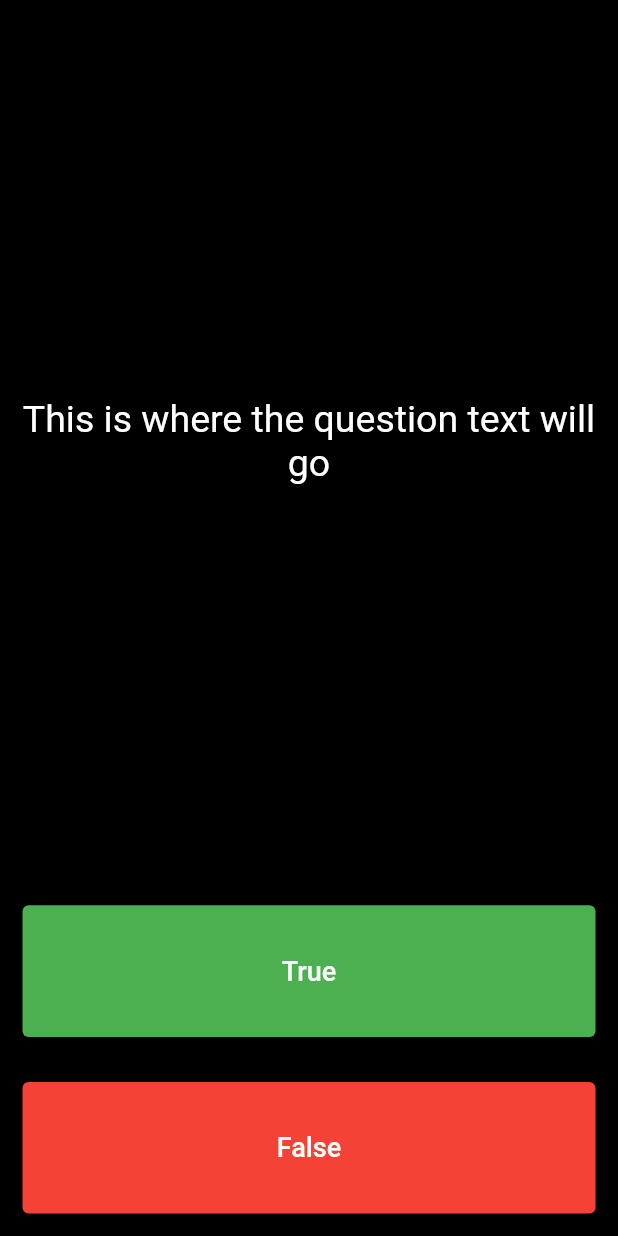
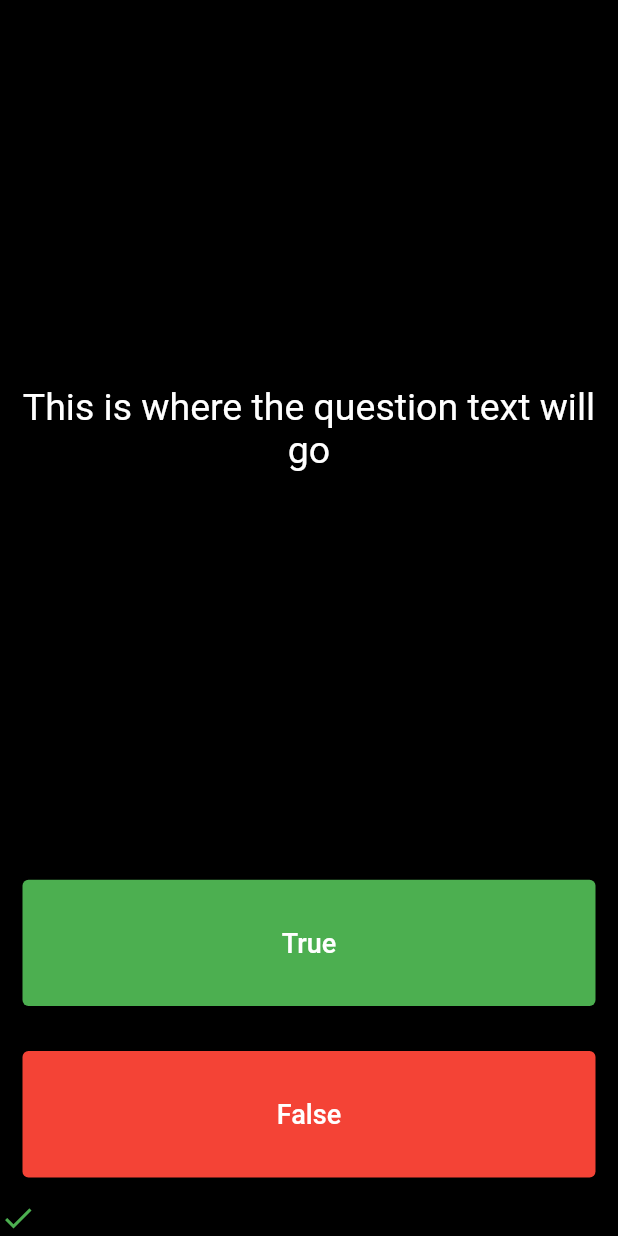
Before and after one commit to taifur-rahaman/quiz_app_flutter, a Flutter app: the screen it shows after launch, after a tap on "True", on a phone screen of 412 x 824 dp. Run offline on Flutter 3.47's test engine with Material 2 defaults, Android fonts, the phone set to English and light mode, and no system bars.

```diff
--- a/lib/quiz.dart
+++ b/lib/quiz.dart
@@ -1,11 +1,17 @@
 import 'package:flutter/material.dart';
 
-class QuizMain extends StatelessWidget {
+class QuizMain extends StatefulWidget {
+  @override
+  _QuizMainState createState() => _QuizMainState();
+}
+
+class _QuizMainState extends State<QuizMain> {
+  List<Widget> scoreKeeper = [];
+
   @override
   Widget build(BuildContext context) {
     return Scaffold(
-      body: SafeArea(
-        child: Column(
+      body: Column(
         mainAxisAlignment: MainAxisAlignment.spaceBetween,
         crossAxisAlignment: CrossAxisAlignment.stretch,
         children: <Widget>[
@@ -38,7 +44,18 @@ class QuizMain extends StatelessWidget {
                     fontSize: 18,
                   ),
                 ),
-                  onPressed: () {},
+                onPressed: () {
+                  setState(
+                    () {
+                      scoreKeeper.add(
+                        Icon(
+                          Icons.check,
+                          color: Colors.green,
+                        ),
+                      );
+                    },
+                  );
+                },
                 style: TextButton.styleFrom(
                   backgroundColor: Colors.green,
                 ),
@@ -56,15 +73,26 @@ class QuizMain extends StatelessWidget {
                     fontSize: 18,
                   ),
                 ),
-                  onPressed: () {},
+                onPressed: () {
+                  setState(() {
+                    scoreKeeper.add(
+                      Icon(
+                        Icons.close,
+                        color: Colors.red,
+                      ),
+                    );
+                  });
+                },
                 style: TextButton.styleFrom(
                   backgroundColor: Colors.red,
                 ),
               ),
             ),
           ),
+          Row(
+            children: scoreKeeper,
+          )
         ],
-        ),
       ),
     );
   }
```
Lines whose indentation alone changed are shown as unchanged.
